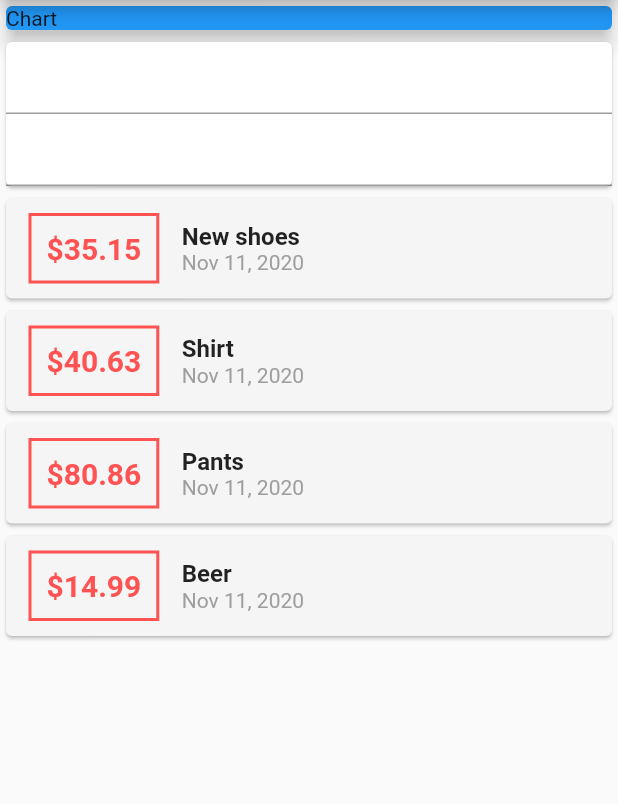
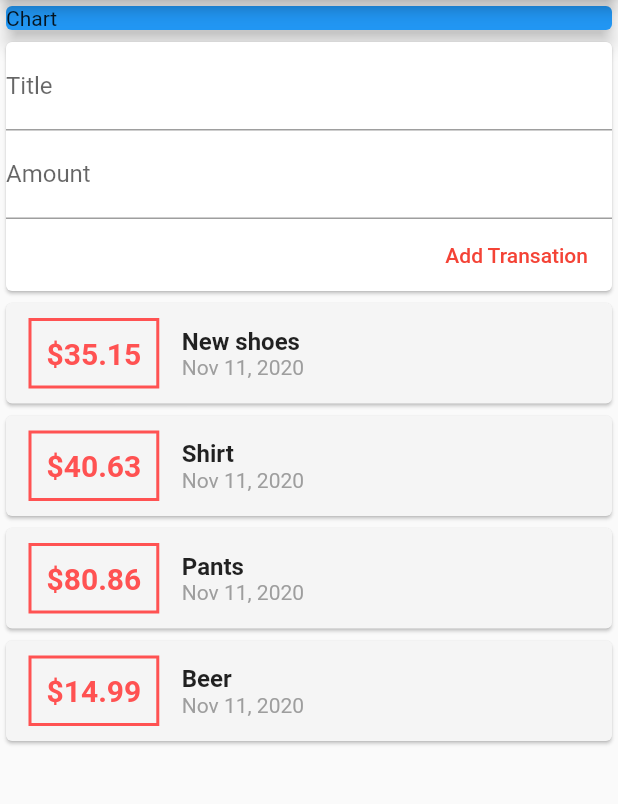
Before and after one commit to mlars84/flutter_expense_planner, a Flutter app: the screen it shows after launch, on a phone screen of 412 x 824 dp, the part 84-888 px from its top. Run offline on Flutter 3.47's test engine with Material 2 defaults, Android fonts, the light colour scheme and no system bars.

Commit message:
Folder cleanup, refactor to multiple widgets and state

```diff
--- a/lib/main.dart
+++ b/lib/main.dart
@@ -1,14 +1,11 @@
+import 'package:expense_planner/widgets/user_transactions.dart';
 import 'package:flutter/material.dart';
-import 'models/transaction.dart';
-import 'package:uuid/uuid.dart';
-import 'package:intl/intl.dart';
 
 void main() {
   runApp(MyApp());
 }
 
 class MyApp extends StatelessWidget {
-  // This widget is the root of your application.
   @override
   Widget build(BuildContext context) {
     return MaterialApp(
@@ -19,16 +16,6 @@ class MyApp extends StatelessWidget {
 }
 
 class MyHomePage extends StatelessWidget {
-  final List<Transaction> transactions = [
-    Transaction(
-        id: Uuid(), title: 'New shoes', amount: 35.15, date: DateTime.now()),
-    Transaction(
-        id: Uuid(), title: 'Shirt', amount: 40.63, date: DateTime.now()),
-    Transaction(
-        id: Uuid(), title: 'Pants', amount: 80.86, date: DateTime.now()),
-    Transaction(id: Uuid(), title: 'Beer', amount: 14.99, date: DateTime.now())
-  ];
-
   @override
   Widget build(BuildContext context) {
     return Scaffold(
@@ -43,61 +30,9 @@ class MyHomePage extends StatelessWidget {
               elevation: 5,
             ),
           ),
-            Card(
-              child: Column(
-                children: <Widget>[
-                  TextField(),
-                  TextField()
+          UserTransactions()
         ],
       )
-            ),
-            Column(
-                children: transactions.map((transaction) {
-              return Card(
-                color: Colors.grey[100],
-                child: Row(
-                  children: <Widget>[
-                    Container(
-                      margin: EdgeInsets.symmetric(
-                        vertical: 10,
-                        horizontal: 15
-                      ),
-                      decoration: BoxDecoration(
-                        border: Border.all(color: Colors.redAccent, width: 2)
-                      ),
-                      padding: EdgeInsets.all(10),
-                      child: Text(
-                        '\$${transaction.amount.toString()}',
-                        style: TextStyle(
-                          fontWeight: FontWeight.bold,
-                          fontSize: 20,
-                          color: Colors.redAccent
-                        ),
-                      ),
-                    ),
-                    Column(
-                      crossAxisAlignment: CrossAxisAlignment.start,
-                      children: <Widget>[
-                        Text(
-                          transaction.title,
-                          style: TextStyle(
-                            fontSize: 16,
-                            fontWeight: FontWeight.bold
-                          ),
-                        ),
-                        Text(
-                          new DateFormat.yMMMd().format(transaction.date),
-                          style: TextStyle(
-                            color: Colors.grey
-                          ),
-                        )
-                      ],
-                    )
-                  ],
-                ),
     );
-            }).toList())
-          ],
-        ));
   }
 }
--- /dev/null
+++ b/lib/widgets/new_transaction.dart
@@ -0,0 +1,33 @@
+import 'package:flutter/material.dart';
+
+class NewTransaction extends StatelessWidget {
+  final titleController = TextEditingController();
+  final amountController = TextEditingController();
+
+  @override
+  Widget build(BuildContext context) {
+    return Card(
+      child: Column(
+        crossAxisAlignment: CrossAxisAlignment.end,
+        children: <Widget>[
+          TextField(
+            decoration: InputDecoration(labelText: 'Title'),
+            controller: titleController,
+          ),
+          TextField(
+            decoration: InputDecoration(labelText: 'Amount'),
+            controller: amountController,
+          ),
+          FlatButton(
+            onPressed: () {
+              print(amountController.text);
+              print(titleController.text);
+            },
+            child: Text('Add Transation'),
+            textColor: Colors.red,
+          )
+        ],
+      )
+    );
+  }
+}
--- /dev/null
+++ b/lib/widgets/transaction_list.dart
@@ -0,0 +1,61 @@
+import 'package:expense_planner/models/transaction.dart';
+import 'package:flutter/material.dart';
+import 'package:intl/intl.dart';
+
+class TransactionList extends StatelessWidget {
+  const TransactionList({
+    Key key,
+    @required this.transactions,
+  }) : super(key: key);
+
+  final List<Transaction> transactions;
+  @override
+  Widget build(BuildContext context) {
+    return Column(
+        children: transactions.map((transaction) {
+      return Card(
+        color: Colors.grey[100],
+        child: Row(
+          children: <Widget>[
+            Container(
+              margin: EdgeInsets.symmetric(
+                vertical: 10,
+                horizontal: 15
+              ),
+              decoration: BoxDecoration(
+                border: Border.all(color: Colors.redAccent, width: 2)
+              ),
+              padding: EdgeInsets.all(10),
+              child: Text(
+                '\$${transaction.amount.toString()}',
+                style: TextStyle(
+                  fontWeight: FontWeight.bold,
+                  fontSize: 20,
+                  color: Colors.redAccent
+                ),
+              ),
+            ),
+            Column(
+              crossAxisAlignment: CrossAxisAlignment.start,
+              children: <Widget>[
+                Text(
+                  transaction.title,
+                  style: TextStyle(
+                    fontSize: 16,
+                    fontWeight: FontWeight.bold
+                  ),
+                ),
+                Text(
+                  new DateFormat.yMMMd().format(transaction.date),
+                  style: TextStyle(
+                    color: Colors.grey
+                  ),
+                )
+              ],
+            )
+          ],
+        ),
+      );
+    }).toList());
+  }
+}
--- /dev/null
+++ b/lib/widgets/user_transactions.dart
@@ -0,0 +1,34 @@
+import 'package:flutter/material.dart';
+import '../widgets/transaction_list.dart';
+import '../widgets/new_transaction.dart';
+import 'package:expense_planner/models/transaction.dart';
+import 'package:uuid/uuid.dart';
+
+class UserTransactions extends StatefulWidget {
+  UserTransactions({Key key}) : super(key: key);
+
+  @override
+  _UserTransactionsState createState() => _UserTransactionsState();
+}
+
+class _UserTransactionsState extends State<UserTransactions> {
+  final List<Transaction> transactions = [
+    Transaction(
+        id: Uuid(), title: 'New shoes', amount: 35.15, date: DateTime.now()),
+    Transaction(
+        id: Uuid(), title: 'Shirt', amount: 40.63, date: DateTime.now()),
+    Transaction(
+        id: Uuid(), title: 'Pants', amount: 80.86, date: DateTime.now()),
+    Transaction(id: Uuid(), title: 'Beer', amount: 14.99, date: DateTime.now())
+  ];
+
+  @override
+  Widget build(BuildContext context) {
+    return Column(
+      children: <Widget>[
+        NewTransaction(),
+        TransactionList(transactions: transactions)
+      ],
+    );
+  }
+}
```
Also changed, not shown: pubspec.lock. Lines whose indentation alone changed are shown as unchanged.
